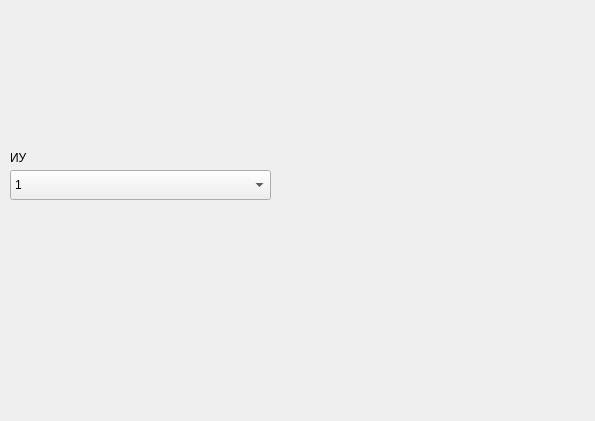
Above: m_cfg/unitWidgets/widget_iu_bl_ip.ui from xXRadioHeadXx/start7 before the change. Below: the same form after it.
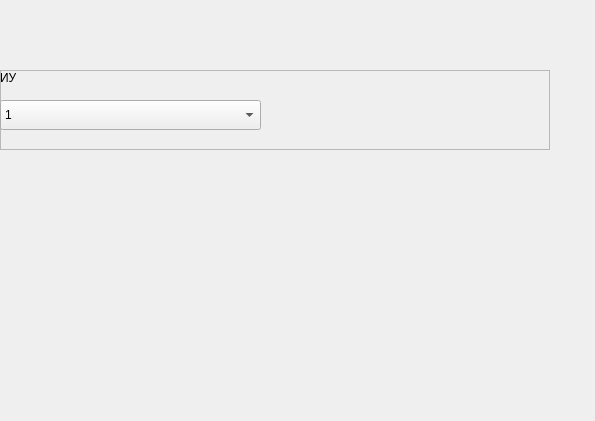
That is the form after the change. Custom widgets are drawn as their Qt base class.

Patch:
```diff
--- a/m_cfg/unitWidgets/widget_iu_bl_ip.ui
+++ b/m_cfg/unitWidgets/widget_iu_bl_ip.ui
@@ -19,44 +19,26 @@
   <property name="windowTitle">
    <string>Form</string>
   </property>
-  <widget class="communicationTypeWidget" name="widget" native="true">
+  <widget class="QFrame" name="frame">
    <property name="geometry">
     <rect>
-     <x>9</x>
-     <y>9</y>
-     <width>578</width>
-     <height>130</height>
+     <x>0</x>
+     <y>70</y>
+     <width>550</width>
+     <height>80</height>
     </rect>
    </property>
-  </widget>
-  <widget class="coordinateWidget" name="widget_2" native="true">
-   <property name="geometry">
-    <rect>
-     <x>9</x>
-     <y>282</y>
-     <width>578</width>
-     <height>130</height>
-    </rect>
+   <property name="frameShape">
+    <enum>QFrame::StyledPanel</enum>
    </property>
-  </widget>
-  <widget class="QLabel" name="label_71">
-   <property name="geometry">
-    <rect>
-     <x>10</x>
-     <y>150</y>
-     <width>47</width>
-     <height>16</height>
-    </rect>
+   <property name="frameShadow">
+    <enum>QFrame::Raised</enum>
    </property>
-   <property name="text">
-    <string>ИУ</string>
-   </property>
-  </widget>
   <widget class="QComboBox" name="IU_BL_IP_num_combobox">
    <property name="geometry">
     <rect>
-     <x>10</x>
-     <y>170</y>
+      <x>0</x>
+      <y>30</y>
      <width>261</width>
      <height>30</height>
     </rect>
@@ -82,21 +64,21 @@
     </property>
    </item>
   </widget>
- </widget>
- <customwidgets>
-  <customwidget>
-   <class>communicationTypeWidget</class>
-   <extends>QWidget</extends>
-   <header>unitWidgets/communicationtypewidget.h</header>
-   <container>1</container>
-  </customwidget>
-  <customwidget>
-   <class>coordinateWidget</class>
-   <extends>QWidget</extends>
-   <header>unitWidgets/coordinatewidget.h</header>
-   <container>1</container>
-  </customwidget>
- </customwidgets>
+   <widget class="QLabel" name="label_71">
+    <property name="geometry">
+     <rect>
+      <x>0</x>
+      <y>0</y>
+      <width>47</width>
+      <height>16</height>
+     </rect>
+    </property>
+    <property name="text">
+     <string>ИУ</string>
+    </property>
+   </widget>
+  </widget>
+ </widget>
  <resources/>
  <connections/>
 </ui>
```
Lines whose indentation alone changed are shown as unchanged.
